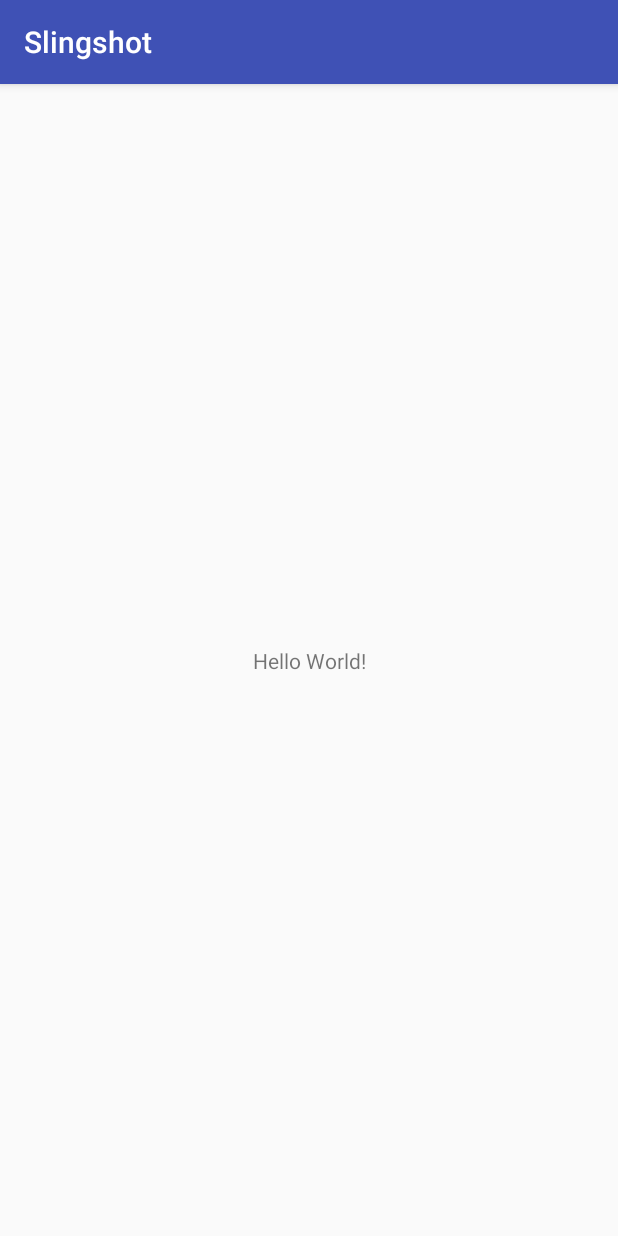
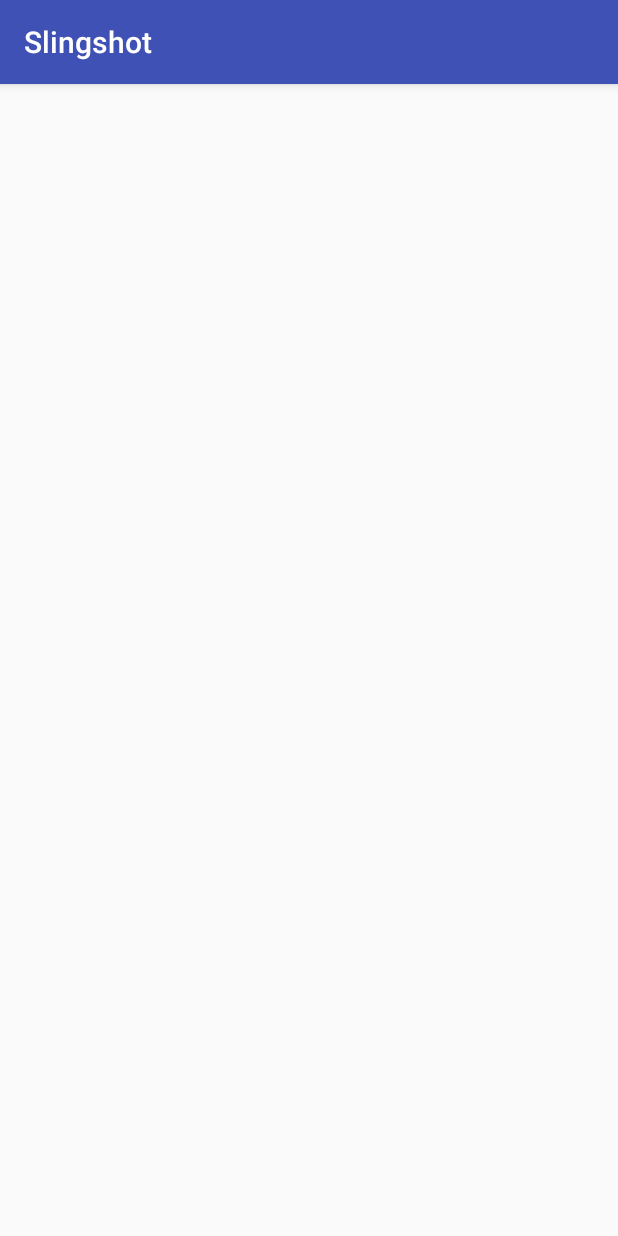
Before and after one commit to grufelous/Slingshot, an Android app: the screen it shows after launch (MainActivity), on a phone screen of 412 x 824 dp. Run offline under Robolectric (Android 15) with nearby library versions, the light colour scheme and no system bars.

Commit message:
No more Hello World

```diff
--- a/app/src/main/res/layout/activity_main.xml
+++ b/app/src/main/res/layout/activity_main.xml
@@ -9,7 +9,7 @@
     <TextView
         android:layout_width="wrap_content"
         android:layout_height="wrap_content"
-        android:text="Hello World!"
+
         app:layout_constraintBottom_toBottomOf="parent"
         app:layout_constraintLeft_toLeftOf="parent"
         app:layout_constraintRight_toRightOf="parent"
```
